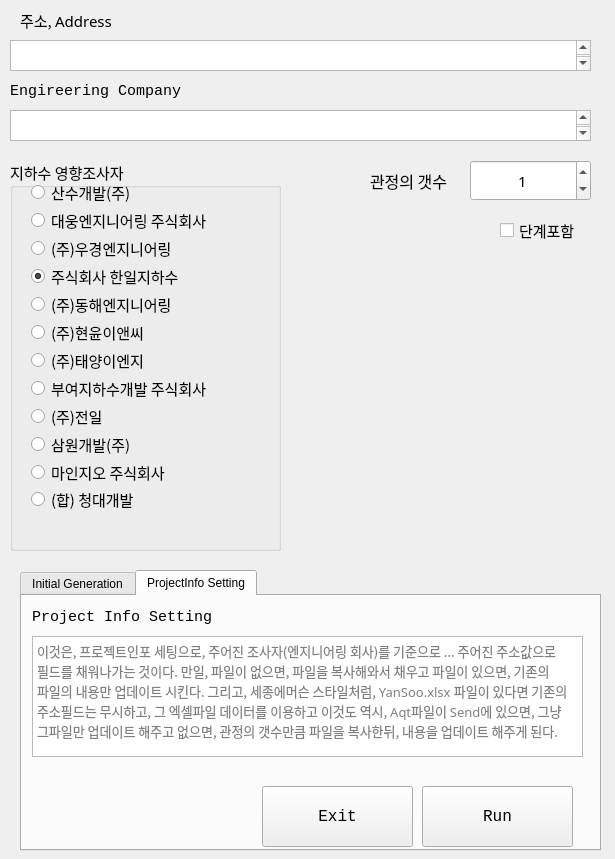
First picture: the form in 11_util/totalcmd python/03_지하수 이용실태 조사표/10_QT YangSoo File Generator  V2/01_Original File/aqt_input.ui, repository ihanseol/04_PyhtonDemoDojang, before the edit.
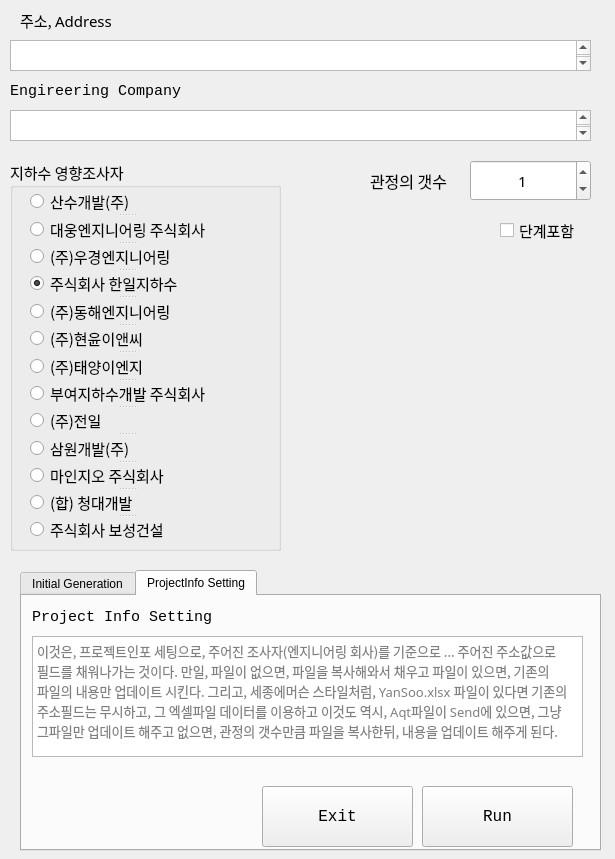
Second picture: the form after the edit.

```diff
--- a/11_util/totalcmd python/03_지하수 이용실태 조사표/10_QT YangSoo File Generator  V2/01_Original File/aqt_input.ui
+++ b/11_util/totalcmd python/03_지하수 이용실태 조사표/10_QT YangSoo File Generator  V2/01_Original File/aqt_input.ui
@@ -295,34 +295,19 @@
     <property name="title">
      <string>지하수 영향조사자</string>
     </property>
-    <widget class="QRadioButton" name="radio11">
+    <widget class="QSplitter" name="splitter">
      <property name="geometry">
       <rect>
-       <x>21</x>
-       <y>301</y>
-       <width>218</width>
-       <height>22</height>
+       <x>20</x>
+       <y>30</y>
+       <width>193</width>
+       <height>351</height>
       </rect>
      </property>
-     <property name="font">
-      <font>
-       <family>맑은 고딕</family>
-       <pointsize>11</pointsize>
-      </font>
+     <property name="orientation">
+      <enum>Qt::Vertical</enum>
      </property>
-     <property name="text">
-      <string>마인지오 주식회사</string>
-     </property>
-    </widget>
     <widget class="QRadioButton" name="radio1">
-     <property name="geometry">
-      <rect>
-       <x>21</x>
-       <y>21</y>
-       <width>218</width>
-       <height>22</height>
-      </rect>
-     </property>
      <property name="font">
       <font>
        <family>맑은 고딕</family>
@@ -333,15 +318,18 @@
       <string>산수개발(주)</string>
      </property>
     </widget>
-    <widget class="QRadioButton" name="radio5">
-     <property name="geometry">
-      <rect>
-       <x>21</x>
-       <y>133</y>
-       <width>218</width>
-       <height>22</height>
-      </rect>
-     </property>
+     <widget class="QRadioButton" name="radio2">
+      <property name="font">
+       <font>
+        <family>맑은 고딕</family>
+        <pointsize>11</pointsize>
+       </font>
+      </property>
+      <property name="text">
+       <string>대웅엔지니어링 주식회사</string>
+      </property>
+     </widget>
+     <widget class="QRadioButton" name="radio3">
      <property name="font">
       <font>
        <family>맑은 고딕</family>
@@ -349,18 +337,10 @@
       </font>
      </property>
      <property name="text">
-      <string>(주)동해엔지니어링</string>
+       <string>(주)우경엔지니어링</string>
      </property>
     </widget>
     <widget class="QRadioButton" name="radio4">
-     <property name="geometry">
-      <rect>
-       <x>21</x>
-       <y>105</y>
-       <width>218</width>
-       <height>22</height>
-      </rect>
-     </property>
      <property name="font">
       <font>
        <family>맑은 고딕</family>
@@ -374,15 +354,7 @@
       <bool>true</bool>
      </property>
     </widget>
-    <widget class="QRadioButton" name="radio2">
-     <property name="geometry">
-      <rect>
-       <x>21</x>
-       <y>49</y>
-       <width>218</width>
-       <height>22</height>
-      </rect>
-     </property>
+     <widget class="QRadioButton" name="radio5">
      <property name="font">
       <font>
        <family>맑은 고딕</family>
@@ -390,37 +362,10 @@
       </font>
      </property>
      <property name="text">
-      <string>대웅엔지니어링 주식회사</string>
-     </property>
-    </widget>
-    <widget class="QRadioButton" name="radio8">
-     <property name="geometry">
-      <rect>
-       <x>21</x>
-       <y>217</y>
-       <width>218</width>
-       <height>22</height>
-      </rect>
-     </property>
-     <property name="font">
-      <font>
-       <family>맑은 고딕</family>
-       <pointsize>11</pointsize>
-      </font>
-     </property>
-     <property name="text">
-      <string>부여지하수개발 주식회사</string>
+       <string>(주)동해엔지니어링</string>
      </property>
     </widget>
     <widget class="QRadioButton" name="radio6">
-     <property name="geometry">
-      <rect>
-       <x>21</x>
-       <y>161</y>
-       <width>218</width>
-       <height>22</height>
-      </rect>
-     </property>
      <property name="font">
       <font>
        <family>맑은 고딕</family>
@@ -431,37 +376,7 @@
       <string>(주)현윤이앤씨</string>
      </property>
     </widget>
-    <widget class="QRadioButton" name="radio10">
-     <property name="geometry">
-      <rect>
-       <x>21</x>
-       <y>273</y>
-       <width>218</width>
-       <height>22</height>
-      </rect>
-     </property>
-     <property name="font">
-      <font>
-       <family>맑은 고딕</family>
-       <pointsize>11</pointsize>
-      </font>
-     </property>
-     <property name="text">
-      <string>삼원개발(주)</string>
-     </property>
-     <property name="checked">
-      <bool>false</bool>
-     </property>
-    </widget>
     <widget class="QRadioButton" name="radio7">
-     <property name="geometry">
-      <rect>
-       <x>21</x>
-       <y>189</y>
-       <width>218</width>
-       <height>22</height>
-      </rect>
-     </property>
      <property name="font">
       <font>
        <family>맑은 고딕</family>
@@ -472,15 +387,18 @@
       <string>(주)태양이엔지</string>
      </property>
     </widget>
+     <widget class="QRadioButton" name="radio8">
+      <property name="font">
+       <font>
+        <family>맑은 고딕</family>
+        <pointsize>11</pointsize>
+       </font>
+      </property>
+      <property name="text">
+       <string>부여지하수개발 주식회사</string>
+      </property>
+     </widget>
     <widget class="QRadioButton" name="radio9">
-     <property name="geometry">
-      <rect>
-       <x>21</x>
-       <y>245</y>
-       <width>218</width>
-       <height>22</height>
-      </rect>
-     </property>
      <property name="font">
       <font>
        <family>맑은 고딕</family>
@@ -491,15 +409,21 @@
       <string>(주)전일</string>
      </property>
     </widget>
-    <widget class="QRadioButton" name="radio3">
-     <property name="geometry">
-      <rect>
-       <x>21</x>
-       <y>77</y>
-       <width>218</width>
-       <height>22</height>
-      </rect>
-     </property>
+     <widget class="QRadioButton" name="radio10">
+      <property name="font">
+       <font>
+        <family>맑은 고딕</family>
+        <pointsize>11</pointsize>
+       </font>
+      </property>
+      <property name="text">
+       <string>삼원개발(주)</string>
+      </property>
+      <property name="checked">
+       <bool>false</bool>
+      </property>
+     </widget>
+     <widget class="QRadioButton" name="radio11">
      <property name="font">
       <font>
        <family>맑은 고딕</family>
@@ -507,18 +431,10 @@
       </font>
      </property>
      <property name="text">
-      <string>(주)우경엔지니어링</string>
+       <string>마인지오 주식회사</string>
      </property>
     </widget>
     <widget class="QRadioButton" name="radio12">
-     <property name="geometry">
-      <rect>
-       <x>21</x>
-       <y>329</y>
-       <width>218</width>
-       <height>21</height>
-      </rect>
-     </property>
      <property name="font">
       <font>
        <family>맑은 고딕</family>
@@ -528,6 +444,18 @@
      <property name="text">
       <string>(합) 청대개발</string>
      </property>
+     </widget>
+     <widget class="QRadioButton" name="radio13">
+      <property name="font">
+       <font>
+        <family>맑은 고딕</family>
+        <pointsize>11</pointsize>
+       </font>
+      </property>
+      <property name="text">
+       <string>주식회사 보성건설</string>
+      </property>
+     </widget>
     </widget>
    </widget>
    <widget class="QLabel" name="label_2">
```
Lines whose indentation alone changed are shown as unchanged.
